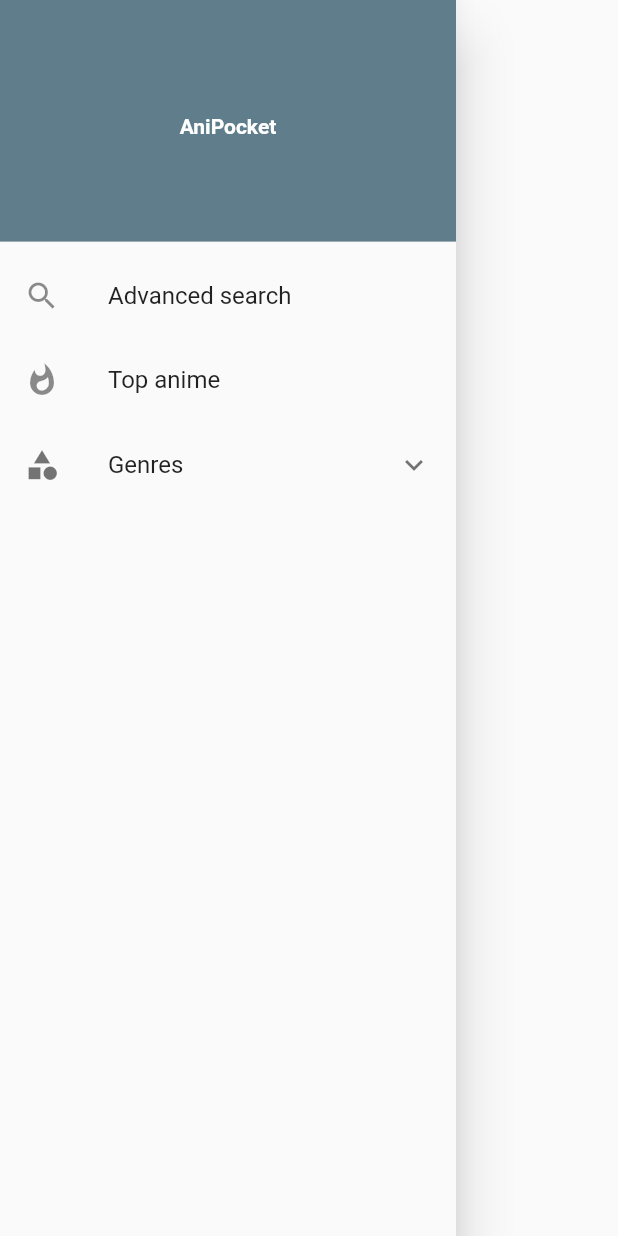
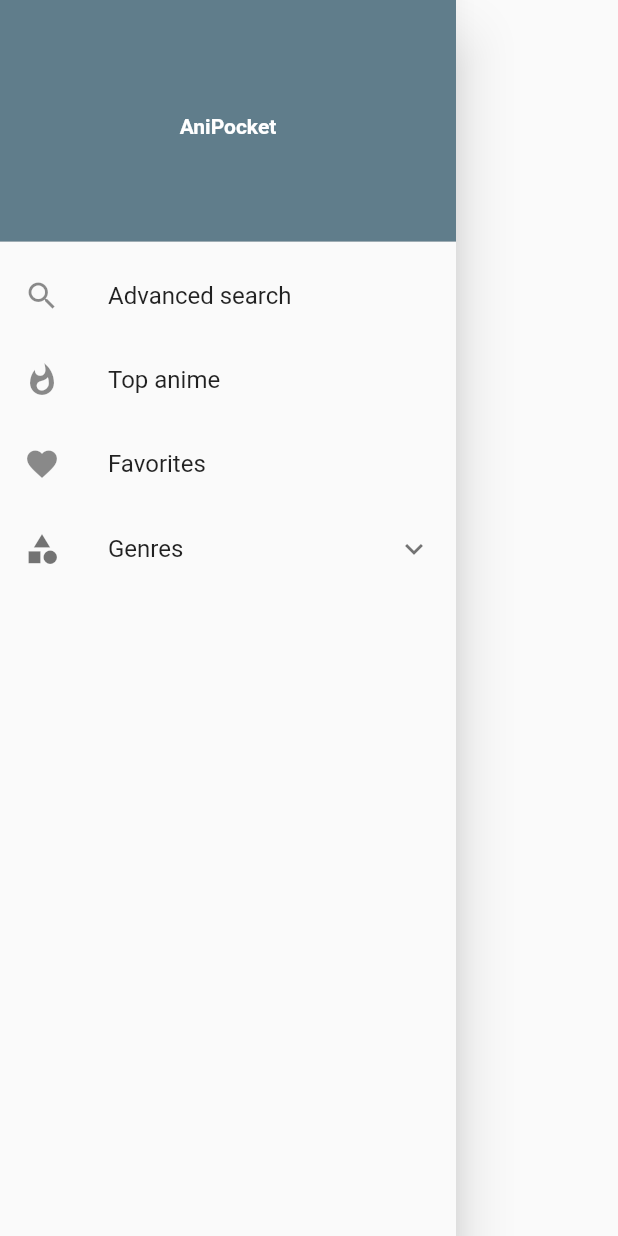
Before and after one commit to Jodebu/AniPocket, a Flutter app: the NavigationDrawer widget shown alone on an empty page, opened directly, on a phone screen of 412 x 824 dp. Run offline on Flutter 3.47's test engine with Material 2 defaults, Android fonts, the phone set to English and light mode, and no system bars; our stand-ins replace built_collection, cached_network_image, fluro, flutter_swiper, shared_preferences; missing offline and left inert: jikan_dart; accounts and stored records are empty; network calls fail.

Commit message:
Store favorites in SharedPreferences and list them

```diff
--- a/lib/constants.dart
+++ b/lib/constants.dart
@@ -44,6 +44,7 @@ const String UI_GENRES = 'Genres';
 const String UI_LOADING = 'Loading...';
 const String UI_ENGLISH = 'English:';
 const String UI_EPISODES = 'Episodes';
+const String UI_FAVORITES = 'Favorites';
 const String UI_NEWS = 'News';
 const String UI_INFO = 'Info';
 const String UI_JAPANESE = 'Japanese:';
@@ -57,9 +58,12 @@ const String UI_STANDARD_TITLE = 'Standard title:';
 const String UI_SYNOPSIS = 'Synopsis';
 const String UI_VIDEOS = 'Videos';
 
+//SharedPreferences related
+const String SP_FAVORITES = 'favorites';
+
 //Genre related
 const List<Map> ANIME_GENRES = [
-  {MAL_ID: 1, NAME: 'Adventure'},
+  {MAL_ID: 1, NAME: 'Action'},
   {MAL_ID: 2, NAME: 'Adventure'},
   {MAL_ID: 3, NAME: 'Cars'},
   {MAL_ID: 4, NAME: 'Comedy'},
--- a/lib/views/episodes_tab.dart
+++ b/lib/views/episodes_tab.dart
@@ -39,6 +39,7 @@ class EpisodesTab extends StatelessWidget {
                 leading: Icon(Icons.date_range),
                 title: Text(episodes[i][AIRED] == null
                     ? UI_NO_DATE
+                    //TODO: Poner fecha inteligible
                     : episodes[i][AIRED]),
                 subtitle: _getIfFillerOrRecap(i),
                 dense: true,
--- a/lib/views/navigation_drawer.dart
+++ b/lib/views/navigation_drawer.dart
@@ -5,8 +5,9 @@ import '../constants.dart';
 class NavigationDrawer extends StatelessWidget {
   final Function(int) onSelectGenre;
   final Function() onSelectTop;
+  final Function() onSelectFavorites;
 
-  NavigationDrawer({Key key, this.onSelectGenre, this.onSelectTop})
+  NavigationDrawer({Key key, this.onSelectGenre, this.onSelectTop, this.onSelectFavorites})
       : super(key: key);
 
   List<Map> _getSortedGenres(){
@@ -47,6 +48,15 @@ class NavigationDrawer extends StatelessWidget {
             onTap: () {
               Navigator.pop(context);
               onSelectTop();
+
+            }
+          ),
+          ListTile(
+            leading: Icon(Icons.favorite),
+            title: Text(UI_FAVORITES),
+            onTap: () {
+              Navigator.pop(context);
+              onSelectFavorites();
             }
           ),
           ExpansionTile(
--- a/pubspec.yaml
+++ b/pubspec.yaml
@@ -25,6 +25,7 @@ dependencies:
   flutter_swiper: ^1.1.4
   jikan_dart: ^0.9.0
   built_value: ^6.5.0
+  shared_preferences: ^0.4.0
 
 dev_dependencies:
   flutter_test:
```
Also changed, not shown: lib/pages/anime_detail_page.dart (+47 -2 lines), lib/pages/anime_grid_page.dart (+34 -11 lines).
